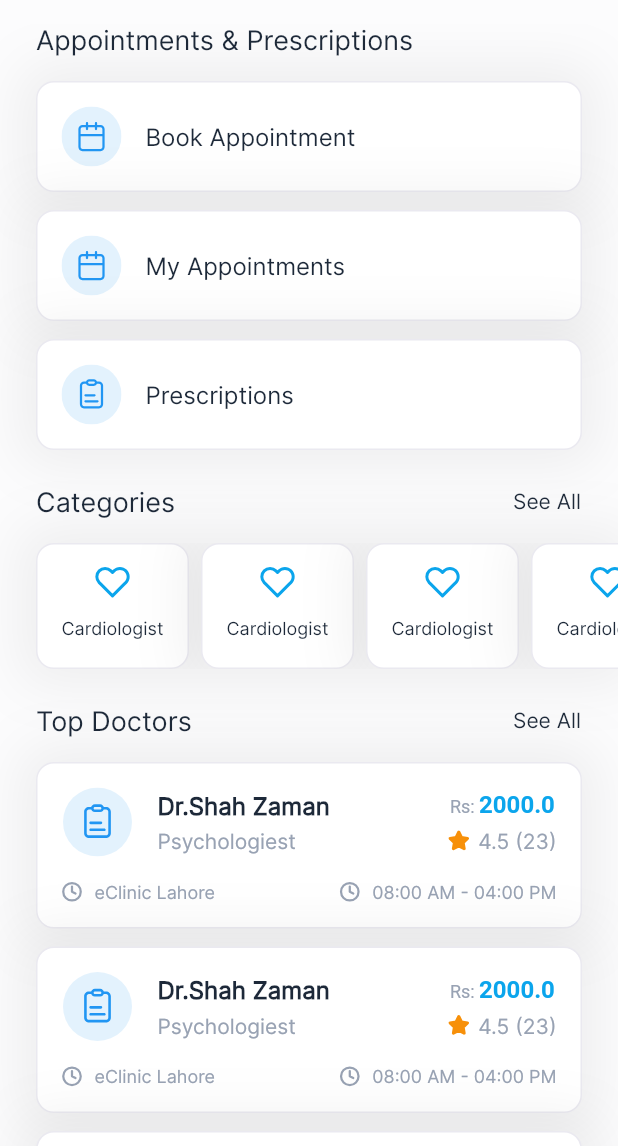
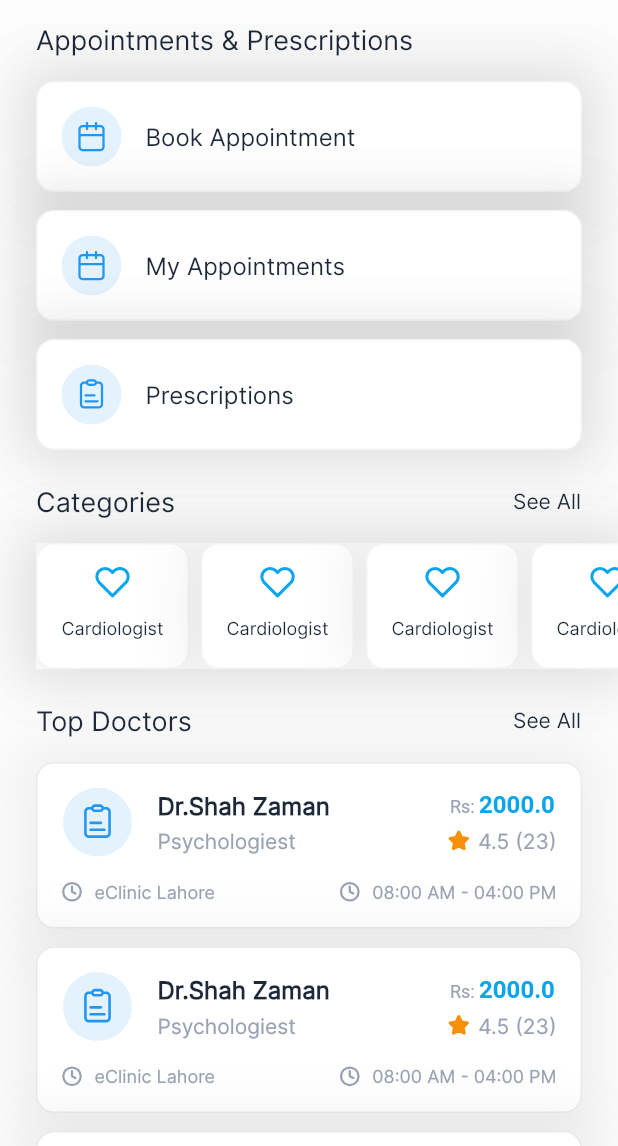
Before and after one commit to crazycoder534/health_buddy, a Flutter app: the AppointmentVU screen opened directly, on a phone screen of 412 x 824 dp, the part 90-1236 px from its top. Run offline on Flutter 3.47's test engine with Material 2 defaults, Android fonts, the phone set to English and light mode, and no system bars; our stand-ins replace carousel_slider, flutter_svg, smooth_page_indicator, stacked.

Commit message:
custom box shadow and text style add appointment and home

```diff
--- a/lib/health_buddy/home/appointments/categeroies/categories_page_vu.dart
+++ b/lib/health_buddy/home/appointments/categeroies/categories_page_vu.dart
@@ -1,5 +1,6 @@
 import 'package:flutter/material.dart';
 import 'package:flutter_svg/svg.dart';
+import 'package:health_buddy/health_buddy/utils/constants.dart';
 
 import './categories_page_vm.dart';
 import '../../../utils/chi_router.dart';
@@ -37,15 +38,7 @@ class CategoriesPageVU extends ViewModelBuilderWidget<CategoriesPageVM> {
           padding: const EdgeInsets.only(left: 24),
           child: Container(
             height: 84,
-            decoration:
-                BoxDecoration(color: const Color(0xffFCFCFD), boxShadow: [
-              BoxShadow(
-                offset: const Offset(0, 0),
-                color: const Color(0xff000000).withOpacity(0.06),
-                blurRadius: 31,
-                spreadRadius: 10,
-              )
-            ]),
+            decoration: BoxDecoration(color: whiteColor, boxShadow: cardShadow),
             child: ListView.builder(
               scrollDirection: Axis.horizontal,
               shrinkWrap: true,
@@ -73,14 +66,11 @@ Widget categoriesPageCellVU(BuildContext context, CategoriesPageVM vieModel) {
     ),
     child: Container(
         width: 102,
-        padding: const EdgeInsets.symmetric(horizontal: 0, vertical: 14),
+        padding: const EdgeInsets.symmetric(vertical: 14),
         decoration: BoxDecoration(
-            color: const Color(0xffffffff),
+            color: whiteColor,
             borderRadius: BorderRadius.circular(12),
-            border: Border.all(
-              width: 1,
-              color: const Color(0xffEAE9F0),
-            ),
+            border: Border.all(width: 1, color: grey100),
             boxShadow: [
               BoxShadow(
                 offset: const Offset(0, 0),
@@ -94,13 +84,9 @@ Widget categoriesPageCellVU(BuildContext context, CategoriesPageVM vieModel) {
           children: [
             SvgPicture.asset("assets/images/app_assets/heart.svg"),
             const SizedBox(height: 12.0),
-            const Text(
+            Text(
               "Cardiologist",
-              style: TextStyle(
-                fontSize: 12,
-                fontWeight: FontWeight.w500,
-                color: Color(0xff1D2939),
-              ),
+              style: smallTwoTextStyle,
             ),
           ],
         )),
--- a/lib/health_buddy/utils/widgets.dart
+++ b/lib/health_buddy/utils/widgets.dart
@@ -200,14 +200,7 @@ Widget chiContainer({
           width: 1,
           color: grey100,
         ),
-        boxShadow: [
-          BoxShadow(
-            offset: const Offset(0, 0),
-            color: Colors.black.withOpacity(0.06),
-            blurRadius: 31,
-            spreadRadius: 10,
-          )
-        ]),
+        boxShadow: cardShadow),
     child: isBigBox
         ? Padding(
             padding: const EdgeInsets.symmetric(horizontal: 22.94, vertical: 0),
@@ -273,20 +266,10 @@ Widget chiCustomRow({
     child: Container(
       padding: const EdgeInsets.symmetric(horizontal: 16, vertical: 16),
       decoration: BoxDecoration(
-          color: const Color(0xffffffff),
+          color: whiteColor,
           borderRadius: BorderRadius.circular(12),
-          border: Border.all(
-            width: 1,
-            color: const Color(0xffEAE9F0),
-          ),
-          boxShadow: [
-            BoxShadow(
-              offset: const Offset(0, 0),
-              color: const Color(0xff000000).withOpacity(0.06),
-              blurRadius: 31,
-              spreadRadius: 10,
-            )
-          ]),
+          border: Border.all(width: 1, color: grey100),
+          boxShadow: cardShadow),
       child: Row(
         mainAxisAlignment: MainAxisAlignment.spaceBetween,
         children: [
@@ -317,14 +300,7 @@ Widget innerRow({
       const SizedBox(
         width: 16.0,
       ),
-      Text(
-        title,
-        style: const TextStyle(
-          fontSize: 16,
-          fontWeight: FontWeight.w500,
-          color: Color(0xff1D2939),
-        ),
-      ),
+      Text(title, style: prefixStyle),
     ],
   );
 }
@@ -332,14 +308,7 @@ Widget innerRow({
 Widget headingText({required String headingTxt}) {
   return Padding(
     padding: const EdgeInsets.only(right: 24, left: 24),
-    child: Text(
-      headingTxt,
-      style: const TextStyle(
-        fontSize: 18,
-        fontWeight: FontWeight.w400,
-        color: Color(0xff1D2939),
-      ),
-    ),
+    child: Text(headingTxt, style: titleTextTwoStyle),
   );
 }
 
--- a/lib/main.dart
+++ b/lib/main.dart
@@ -1,5 +1,6 @@
 import 'package:flutter/material.dart';
-import 'package:health_buddy/health_buddy/home/appointments/doctors/doctor_details/doctor_detail_vu.dart';
+
+import 'package:health_buddy/health_buddy/wellcome/wellcome_controler.dart';
 import 'health_buddy/utils/constants.dart';
 
 void main() {
@@ -13,7 +14,7 @@ class MyApp extends StatelessWidget {
   Widget build(BuildContext context) {
     return MaterialApp(
       theme: CHITheme,
-      home: const DoctorDetailVU(),
+      home: const WellcomeController(),
     );
   }
 }
```
Also changed, not shown: lib/health_buddy/utils/constants.dart (+8 -4 lines).
